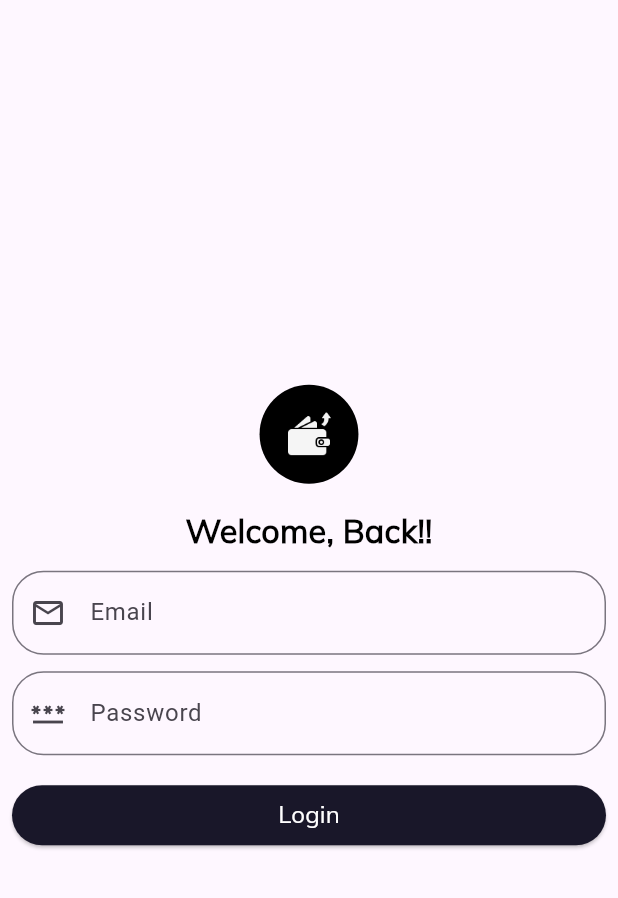
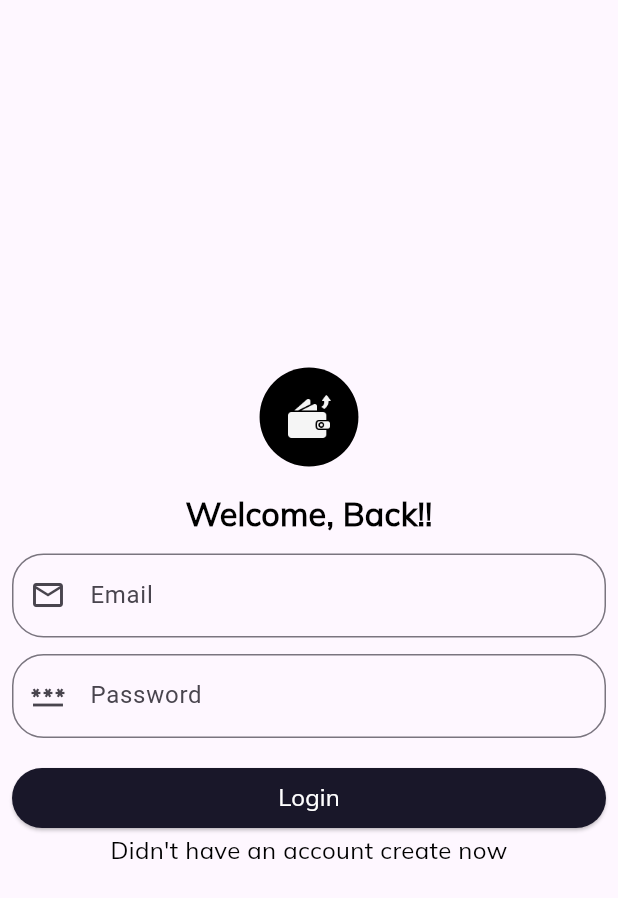
Before and after one commit to raunak2909/expense_131, a Flutter app: the LoginPage screen opened directly, on a phone screen of 412 x 824 dp. Shown: the top 898 px of the screen. Run offline on Flutter 3.47's test engine with Material 2 defaults, Android fonts, the phone set to English and light mode, and no system bars; our stand-ins replace bloc, flutter_bloc, shared_preferences, sqflite, syncfusion_flutter_charts; accounts and stored records are empty.

Commit message:
Login Signup with state Bloc added

```diff
--- a/lib/main.dart
+++ b/lib/main.dart
@@ -4,13 +4,17 @@ import 'package:expense_131/graph_page.dart';
 import 'package:expense_131/screens/add_trans/add_transaction_page.dart';
 import 'package:expense_131/screens/home/home_page.dart';
 import 'package:expense_131/screens/splash/splash_page.dart';
+import 'package:expense_131/screens/user_onboarding/bloc/user_bloc.dart';
 import 'package:expense_131/screens/user_onboarding/login_page.dart';
 import 'package:flutter/material.dart';
 import 'package:flutter_bloc/flutter_bloc.dart';
 
 void main() {
-  runApp(BlocProvider(
-    create: (context) => ExpenseBloc(db: AppDataBase.db),
+  runApp(MultiBlocProvider(
+    providers: [
+      BlocProvider(create: (_)=> ExpenseBloc(db: AppDataBase.db)),
+      BlocProvider(create: (_)=> UserBloc(db: AppDataBase.db)),
+    ],
     child: const MyApp(),
   ));
 }
@@ -42,7 +46,7 @@ class MyApp extends StatelessWidget {
         colorScheme: ColorScheme.fromSeed(seedColor: Colors.deepPurple),
         useMaterial3: true,
       ),
-      home: HomePage(),
+      home: SplashPage(),
     );
   }
 }
--- a/lib/models/user_model.dart
+++ b/lib/models/user_model.dart
@@ -26,6 +26,6 @@ class UserModel {
         AppDataBase.USER_COLUMN_EMAIL: email,
         AppDataBase.USER_COLUMN_MOB_NO: mobno,
         AppDataBase.USER_COLUMN_PASS: pass,
-        AppDataBase.USER_COLUMN_MOB_NO: gender,
+        AppDataBase.USER_COLUMN_GENDER: gender,
       };
 }
--- a/lib/screens/add_trans/add_transaction_page.dart
+++ b/lib/screens/add_trans/add_transaction_page.dart
@@ -2,6 +2,7 @@ import 'package:expense_131/app_widgets/app_rounded_button.dart';
 import 'package:expense_131/bloc/expense_bloc.dart';
 import 'package:expense_131/constants/app_constants.dart';
 import 'package:expense_131/models/expense_model.dart';
+import 'package:expense_131/user_prefs/user_preferences.dart';
 import 'package:expense_131/utils/my_styles.dart';
 import 'package:flutter/material.dart';
 import 'package:flutter_bloc/flutter_bloc.dart';
@@ -119,10 +120,10 @@ class _AddTransactionPageState extends State<AddTransactionPage> {
                   }),
               hSpacer(),
               AppRoundedButton(
-                  onTap: () {
+                  onTap: () async{
                     context.read<ExpenseBloc>().add(AddExpenseEvent(
                         newExpense: ExpenseModel(
-                            u_id: 1,
+                            u_id: await UserPreferences().getUID(),
                             exp_title: titleController.text.toString(),
                             exp_desc: descController.text.toString(),
                             exp_amt: double.parse(amtController.text.toString()),
--- /dev/null
+++ b/lib/screens/user_onboarding/bloc/user_event.dart
@@ -0,0 +1,14 @@
+part of 'user_bloc.dart';
+
+@immutable
+abstract class UserEvent {}
+
+class CreateNewUserEvent extends UserEvent{
+  UserModel newUser;
+  CreateNewUserEvent({required this.newUser});
+}
+
+class LoginUserEvent extends UserEvent{
+  String uname, pass;
+  LoginUserEvent({required this.uname, required this.pass});
+}
--- /dev/null
+++ b/lib/screens/user_onboarding/bloc/user_state.dart
@@ -0,0 +1,15 @@
+part of 'user_bloc.dart';
+
+@immutable
+abstract class UserState {}
+
+class UserInitialState extends UserState {}
+
+class UserLoadingState extends UserState {}
+
+class UserSuccessState extends UserState {}
+
+class UserFailState extends UserState {
+  String failMsg;
+  UserFailState({required this.failMsg});
+}
--- a/lib/screens/user_onboarding/login_page.dart
+++ b/lib/screens/user_onboarding/login_page.dart
@@ -1,6 +1,10 @@
 import 'package:expense_131/app_widgets/app_rounded_button.dart';
 import 'package:expense_131/constants/color_constant.dart';
+import 'package:expense_131/screens/home/home_page.dart';
+import 'package:expense_131/screens/user_onboarding/bloc/user_bloc.dart';
+import 'package:expense_131/screens/user_onboarding/sign_up_page.dart';
 import 'package:flutter/material.dart';
+import 'package:flutter_bloc/flutter_bloc.dart';
 
 import '../../utils/image_constants.dart';
 import '../../utils/my_styles.dart';
@@ -13,6 +17,10 @@ class LoginPage extends StatefulWidget {
 }
 
 class _LoginPageState extends State<LoginPage> {
+  var emailController = TextEditingController();
+  var passController = TextEditingController();
+
+
   @override
   Widget build(BuildContext context) {
     var mediaQueryData = MediaQuery.of(context);
@@ -39,7 +47,7 @@ class _LoginPageState extends State<LoginPage> {
     );
   }
 
-  Widget mainSubUI(double mWidth, double mHeight){
+  Widget mainSubUI(double mWidth, double mHeight) {
     return Column(
       mainAxisAlignment: MainAxisAlignment.center,
       children: [
@@ -66,12 +74,14 @@ class _LoginPageState extends State<LoginPage> {
         ),
         hSpacer(),
         TextField(
+            controller: emailController,
             decoration: myDecoration(
                 mPrefixIcon: Icons.email_outlined,
                 mLabel: "Email",
                 mHint: "Enter your Email..")),
         hSpacer(),
         TextField(
+            controller: passController,
             obscuringCharacter: "*",
             obscureText: true,
             decoration: myDecoration(
@@ -79,7 +89,35 @@ class _LoginPageState extends State<LoginPage> {
                 mLabel: "Password",
                 mHint: "Enter your Email..")),
         hSpacer(mHeight: 16),
-        AppRoundedButton(onTap: () {}, title: "Login")
+        BlocConsumer<UserBloc, UserState>(
+          listener: (context, state) {
+            if(state is UserSuccessState){
+              ScaffoldMessenger.of(context).showSnackBar(
+                  SnackBar(content: Text('User Logged-in successfully!!')));
+              Navigator.pushReplacement(context, MaterialPageRoute(builder: (context) => HomePage(),));
+            } else if(state is UserFailState){
+              ScaffoldMessenger.of(context).showSnackBar(
+                  SnackBar(content: Text(state.failMsg)));
+            }
+          },
+          builder: (_, state){
+            if(state is UserLoadingState){
+              return Center(child: CircularProgressIndicator(),);
+            }
+            return AppRoundedButton(onTap: () {
+              var email = emailController.text.toString();
+              var pass = passController.text.toString();
+
+              context.read<UserBloc>().add(
+                  LoginUserEvent(uname: email, pass: pass));
+            }, title: "Login",);
+          },
+        ),
+        InkWell(
+          onTap: (){
+            Navigator.push(context, MaterialPageRoute(builder: (context) => SignUpPage(),));
+          },
+            child: Text('Didn\'t have an account create now', style: mTextStyle16(),))
       ],
     );
   }
```
Also changed, not shown: lib/database_provider/app_database.dart (+12 -18 lines), lib/screens/home/home_page.dart (+58 -3 lines), lib/screens/splash/splash_page.dart (+37 -4 lines), lib/screens/user_onboarding/bloc/user_bloc.dart (added, +42 -0 lines), lib/screens/user_onboarding/sign_up_page.dart (+94 -0 lines). Lines whose indentation alone changed are shown as unchanged.
